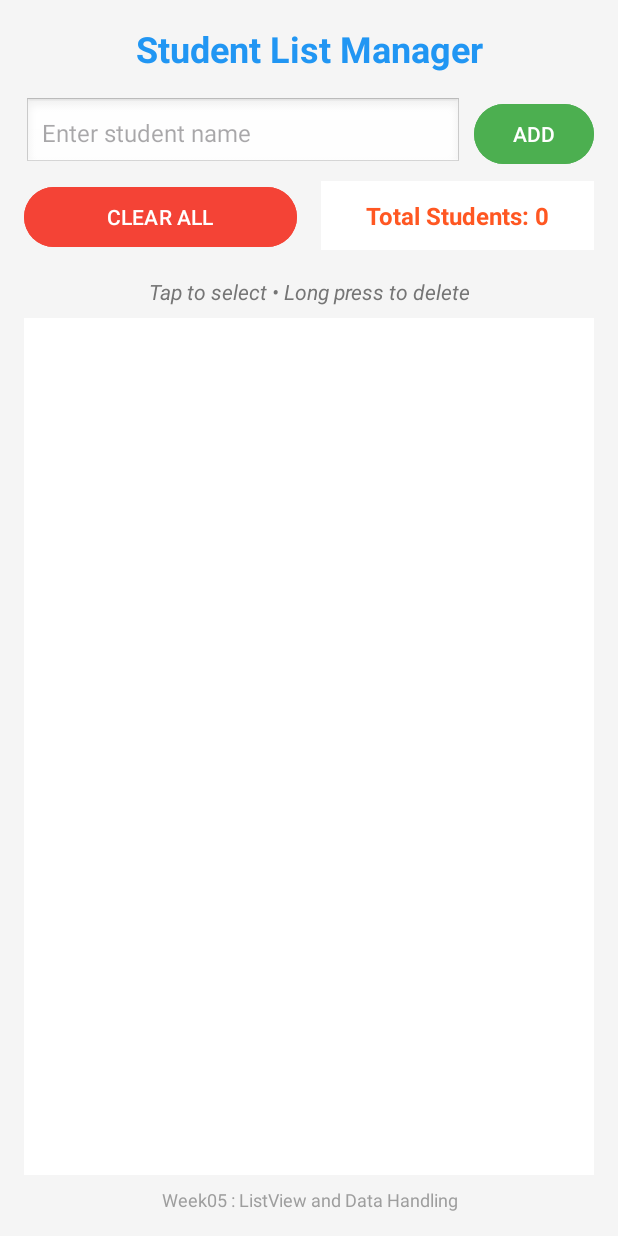
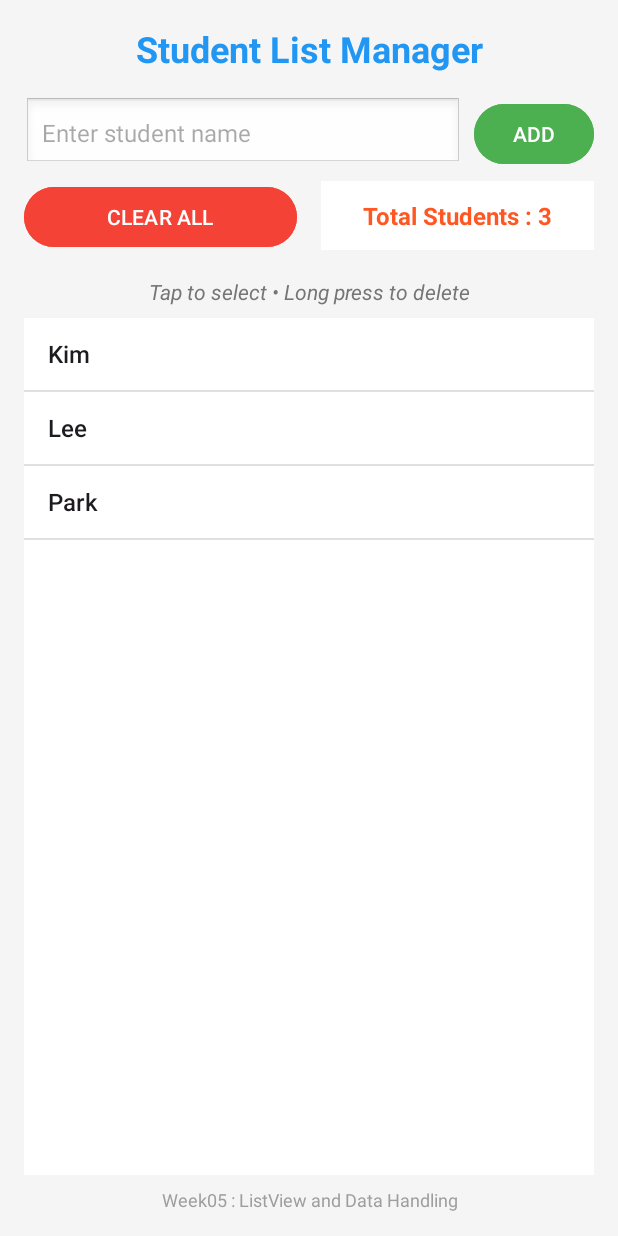
Before and after one commit to voidgogo/kotlin-2025a, an Android app: the screen it shows after launch (MainActivity), on a phone screen of 412 x 824 dp. Run offline under Robolectric (Android 15) with nearby library versions, the phone set to English and light mode, and no system bars.

Commit message:
week06: Student List App v0.2(Backend)

```diff
--- a/AppWeek05/app/src/main/java/com/appweek05/MainActivity.kt
+++ b/AppWeek05/app/src/main/java/com/appweek05/MainActivity.kt
@@ -1,20 +1,147 @@
 package com.appweek05
 
 import android.os.Bundle
+import android.util.Log
+import android.widget.ArrayAdapter
+import android.widget.Button
+import android.widget.EditText
+import android.widget.ListView
+import android.widget.TextView
+import android.widget.Toast
 import androidx.activity.enableEdgeToEdge
 import androidx.appcompat.app.AppCompatActivity
 import androidx.core.view.ViewCompat
 import androidx.core.view.WindowInsetsCompat
 
 class MainActivity : AppCompatActivity() {
+    // UI component
+    private lateinit var buttonAdd: Button
+    private lateinit var buttonClear: Button
+    private lateinit var listView: ListView
+    private lateinit var editTextStudent: EditText
+    private lateinit var textViewCount: TextView
+    // Collection
+    private lateinit var studentList: ArrayList<String>
+    private lateinit var adapter: ArrayAdapter<String>
+
+    companion object{
+        private const val TAG = "KotlinWeek05App"
+    }
+
     override fun onCreate(savedInstanceState: Bundle?) {
         super.onCreate(savedInstanceState)
-        enableEdgeToEdge()
         setContentView(R.layout.activity_main)
-        ViewCompat.setOnApplyWindowInsetsListener(findViewById(R.id.main)) { v, insets ->
-            val systemBars = insets.getInsets(WindowInsetsCompat.Type.systemBars())
-            v.setPadding(systemBars.left, systemBars.top, systemBars.right, systemBars.bottom)
-            insets
+        Log.d(TAG, "onCreate: AppWeek05 started")
+
+        setupViews()
+        setupListView()
+        setupListeners()
+
+        addInitialData()
+    }
+
+    private fun setupViews(){
+        listView = findViewById(R.id.listViewStudents)
+        editTextStudent = findViewById(R.id.editTextStudent)
+        buttonClear = findViewById(R.id.buttonClear)
+        buttonAdd = findViewById(R.id.buttonAdd)
+        textViewCount = findViewById(R.id.textViewCount)
+
+        studentList = ArrayList()
+        Log.d(TAG, "Views initialized")
+    }
+    private fun setupListView(){
+        adapter = ArrayAdapter(this, android.R.layout.simple_list_item_1, studentList)
+        listView.adapter = adapter
+        Log.d(TAG, "ListViews and Adapter setup completed")
+    }
+    private fun setupListeners(){
+        buttonAdd.setOnClickListener {
+            addStudent()
+        }
+        buttonClear.setOnClickListener {
+            clearAllStudents()
+        }
+        listView.setOnItemLongClickListener{
+            _, _, position, _ -> removeStudent(position)
+            true
+        }
+        listView.setOnItemClickListener { _, _, position, _ ->
+            val studentName = studentList[position]
+            Toast.makeText(
+                this,
+                "Selected: $studentName (Position: ${position+1})",
+                Toast.LENGTH_SHORT
+            ).show()
+            Log.d(TAG, "Selected: $studentName at position $position")
+        }
+        Log.d(TAG, "Event listeners setup completed")
+    }
+
+    private fun addStudent(){
+        val studentName = editTextStudent.text.toString().trim()
+
+        if(studentName.isEmpty()){
+            Toast.makeText(this, "Please enter a student name", Toast.LENGTH_SHORT).show()
+            Log.d(TAG, "Attempted to add empty student name")
+            return
+        }
+        if(studentList.contains(studentName)){
+            Toast.makeText(this, "Student '$studentName' already exists", Toast.LENGTH_SHORT).show()
+            Log.d(TAG, "Attempted to add duplicate student : $studentName")
+            return
+        }
+
+        studentList.add(studentName)
+        adapter.notifyDataSetChanged()
+        editTextStudent.text.clear()
+        updateStudentCount()
+        Toast.makeText(this, "Added: $studentName", Toast.LENGTH_SHORT).show()
+        Log.d(TAG, "Added student: $studentName (Total: ${studentList.size})")
+    }
+    private fun clearAllStudents(){
+        if(studentList.isEmpty()){
+            Toast.makeText(this, "List is already empty", Toast.LENGTH_SHORT).show()
+            return
+        }
+
+        val count = studentList.size
+        studentList.clear()
+        adapter.notifyDataSetChanged()
+        updateStudentCount()
+        Toast.makeText(this, "Cleared all $count students)", Toast.LENGTH_SHORT).show()
+        Log.d(TAG, "Cleared all students (Total cleared: $count)")
+    }
+    private fun removeStudent(position: Int){
+        if(position >= 0 && position < studentList.size){
+            val removedStudent = studentList.removeAt(position)
+            adapter.notifyDataSetChanged()
+            updateStudentCount()
+
+            Toast.makeText(this, "Removed: $removedStudent", Toast.LENGTH_SHORT).show()
+            Log.d(TAG, "Removed student : $removedStudent (Remaining: ${studentList.size})")
         }
     }
+
+    private fun updateStudentCount(){
+        textViewCount.text = "Total Students : ${studentList.size}"
+    }
+
+    private fun addInitialData(){
+        val initialStudents = listOf("Kim", "Lee", "Park")
+        studentList.addAll(initialStudents)
+        adapter.notifyDataSetChanged()
+        updateStudentCount()
+        Log.d(TAG, "Added initial data: $initialStudents")
+    }
+
+    override fun onResume() {
+        super.onResume()
+        Log.d(TAG, "onResume: Current student count: ${studentList.size}")
+    }
+
+    override fun onPause() {
+        super.onPause()
+        Log.d(TAG, "onPause: Saving state with ${studentList.size} students")
+    }
 }
```
